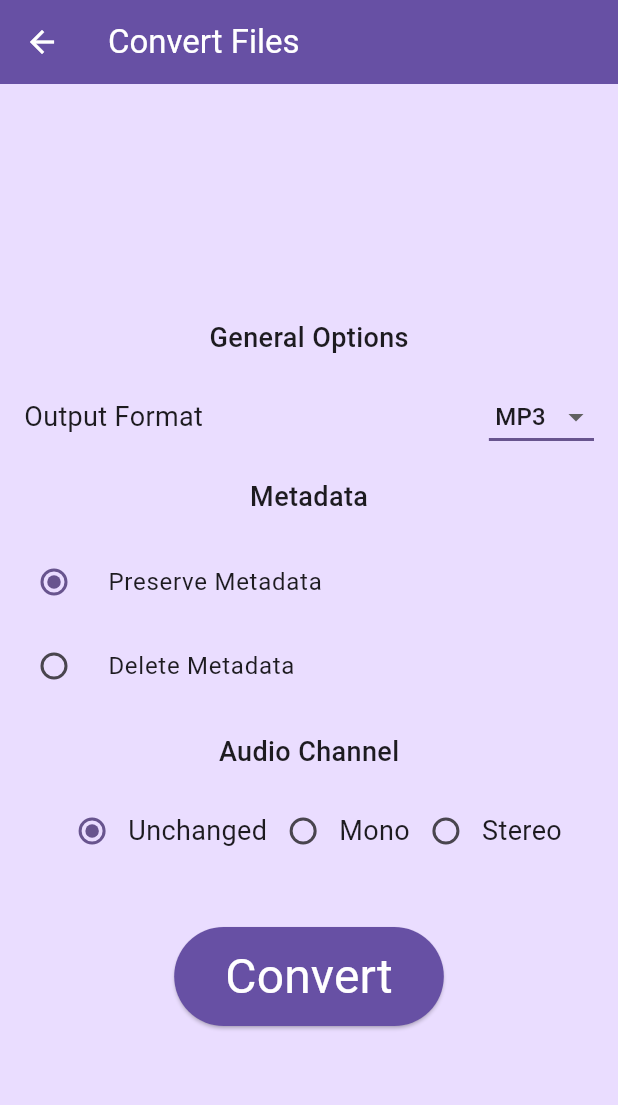
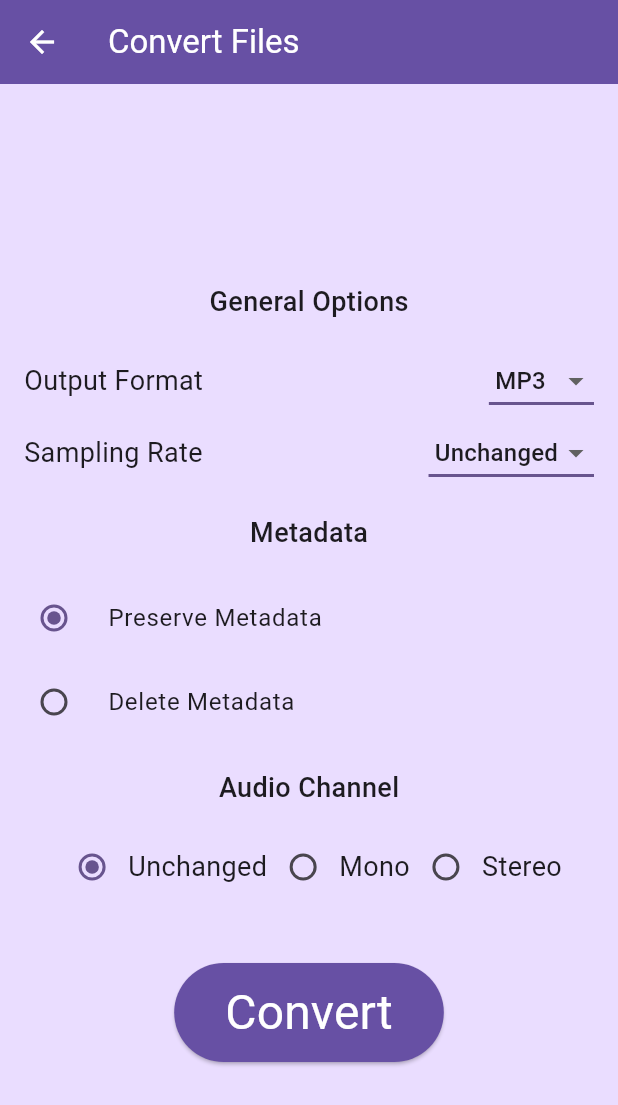
Before and after one commit to mithcs/ShravyaParivartak, a Flutter app: the ConversionPage screen opened directly with empty values, on a phone screen of 412 x 824 dp. Shown: the top 1105 px of the screen. Run offline on Flutter 3.47's test engine with Material 3 defaults, Android fonts, the light colour scheme and no system bars; our stand-ins replace file_picker; missing offline and left inert: ffmpeg_kit_flutter_audio.

Commit message:
Implemented changing sampling rate
and more cleanup!

```diff
--- a/lib/conversion_page.dart
+++ b/lib/conversion_page.dart
@@ -7,19 +7,27 @@ import 'package:ffmpeg_kit_flutter_audio/return_code.dart';
 import 'finished_page.dart';
 import 'utils.dart';
 
-/// ...
+/// Enum representing metadata handling options
+/// - [preserve]: Preserve all the existing metadata
+/// - [delete]: Removes all metadata
 enum Metadata { preserve, delete }
 
-/// ...
+/// Enum representing available audio channel options
+/// - [unchanged]: Keep the audio channel as it is
+/// - [mono]: Convert the audio to mono
+/// - [stereo]: Convert the audio to stereo
 enum AudioChannel { unchanged, mono, stereo }
 
+int _samplingRate = -1;
 String _format = 'mp3';
 AudioChannel _audioChannel = AudioChannel.unchanged;
 Metadata _metadata = Metadata.preserve;
 
 /// Conversion page
 class ConversionPage extends StatelessWidget {
-  const ConversionPage({super.key, required this.files, required this.filesCount});
+  const ConversionPage(
+      {super.key, required this.files, required this.filesCount}
+  );
   final List<PlatformFile> files;
   final int filesCount;
 
@@ -36,7 +44,9 @@ class ConversionPage extends StatelessWidget {
 
 /// Body of conversion page
 class ConversionBody extends StatelessWidget {
-  const ConversionBody({super.key, required this.files, required this.filesCount});
+  const ConversionBody(
+      {super.key, required this.files, required this.filesCount}
+  );
 
   final List<PlatformFile> files;
   final int filesCount;
@@ -56,6 +66,22 @@ class ConversionBody extends StatelessWidget {
       inputs.add('-i');
       inputs.add(files[i].path!);
 
+      // Audio Channel
+      if (_audioChannel == AudioChannel.mono) {
+        outputs.add('-ac');
+        outputs.add('1');
+      } else if (_audioChannel == AudioChannel.stereo) {
+        outputs.add('-ac');
+        outputs.add('2');
+      }
+
+      // Sampling Rate
+      if (_samplingRate != -1) {
+        outputs.add('-ar');
+        outputs.add(_samplingRate.toString());
+      }
+
+      // Metadata Option
       if (_metadata == Metadata.preserve) {
         outputs.add('-map_metadata');
         outputs.add(i.toString());
@@ -64,14 +90,7 @@ class ConversionBody extends StatelessWidget {
         outputs.add('-1');
       }
 
-    if (_audioChannel == AudioChannel.mono) {
-        outputs.add('-ac');
-        outputs.add('1');
-      } else if (_audioChannel == AudioChannel.stereo) {
-        outputs.add('-ac');
-        outputs.add('2');
-      }
-
+      // Map files
       outputs.add('-map');
       outputs.add(i.toString());
       outputs.add('$outputPath.$_format');
@@ -80,6 +99,7 @@ class ConversionBody extends StatelessWidget {
     cmd.addAll(inputs);
     cmd.addAll(outputs);
 
+    print(cmd);
     FFmpegKit.executeWithArgumentsAsync(cmd, (session) async {
       final returnCode = await session.getReturnCode();
       if (!context.mounted) return;
@@ -96,6 +116,7 @@ class ConversionBody extends StatelessWidget {
         );
       } else if (ReturnCode.isCancel(returnCode)) {
         Utilities.showSnackBar(context, 'Operation Cancelled!');
+        print(ReturnCode);
       } else {
         Utilities.showSnackBar(context, 'Operation Failed!');
       }
@@ -144,10 +165,9 @@ class ConversionOptions extends StatelessWidget {
       children: [
         const SectionTitle(title: 'General Options'),
         const FormatDropdown(),
-
+        const SamplingRateDropdown(),
         const SectionTitle(title: 'Metadata'),
         const MetadataRadioButton(),
-
         const SectionTitle(title: 'Audio Channel'),
         const AudioChannelRadioButton(),
       ],
@@ -164,14 +184,11 @@ class SectionTitle extends StatelessWidget {
   Widget build(BuildContext context) {
     return Padding(
         padding: const EdgeInsets.symmetric(vertical: 16),
-      child: Text(
-        title,
+        child: Text(title,
             style: const TextStyle(
               fontSize: 18,
               fontWeight: FontWeight.w500,
-        )
-      )
-    );
+            )));
   }
 }
 
@@ -185,7 +202,26 @@ class FormatDropdown extends StatefulWidget {
 
 /// [STATE] Dropdown to select output format
 class _FormatDropdownState extends State<FormatDropdown> {
-  final formats = ['aac', 'ac3', 'adts', 'aif', 'aifc', 'au', 'caf', 'flac', 'm4a', 'mp2', 'mp3', 'ogg', 'opus', 'ra', 'tta', 'wav', 'wma', 'wv'];
+  final formats = [
+    'aac',
+    'ac3',
+    'adts',
+    'aif',
+    'aifc',
+    'au',
+    'caf',
+    'flac',
+    'm4a',
+    'mp2',
+    'mp3',
+    'ogg',
+    'opus',
+    'ra',
+    'tta',
+    'wav',
+    'wma',
+    'wv'
+  ];
 
   @override
   Widget build(BuildContext context) {
@@ -200,9 +236,7 @@ class _FormatDropdownState extends State<FormatDropdown> {
             value: _format,
             elevation: 16,
             underline: Container(
-              height: 2,
-              color: Theme.of(context).colorScheme.primary
-            ),
+                height: 2, color: Theme.of(context).colorScheme.primary),
             onChanged: (String? value) {
               setState(() {
                 _format = value!;
@@ -313,3 +347,61 @@ class _AudioChannelRadioButtonState extends State<AudioChannelRadioButton> {
     );
   }
 }
+
+/// Dropdown to select sampling rate
+class SamplingRateDropdown extends StatefulWidget {
+  const SamplingRateDropdown({super.key});
+
+  @override
+  State<StatefulWidget> createState() => _SamplingRateDropDownState();
+}
+
+class _SamplingRateDropDownState extends State<SamplingRateDropdown> {
+  /// Set of commonly used audio sampling rates (in Hz)
+  final Set<int> samplingRates = {
+    -1,
+    8000,
+    16000,
+    22000,
+    32000,
+    44100,
+    48000,
+    64000,
+    88200,
+    96000,
+    128000,
+  };
+
+  @override
+  Widget build(BuildContext context) {
+    return Padding(
+      padding: const EdgeInsets.symmetric(horizontal: 16),
+      child: Row(
+        mainAxisAlignment: MainAxisAlignment.spaceBetween,
+        spacing: 36,
+        children: [
+          Text('Sampling Rate', style: TextStyle(fontSize: 18)),
+          DropdownButton(
+            value: _samplingRate,
+            elevation: 16,
+            underline: Container(
+              height: 2,
+              color: Theme.of(context).colorScheme.primary,
+            ),
+            onChanged: (int? value) {
+              setState(() {
+                _samplingRate = value!;
+              });
+            },
+            items: samplingRates.map((int value) {
+              return DropdownMenuItem(
+                value: value,
+                child: Text(value == -1 ? ' Unchanged' : ' ${value / 1000}k'),
+              );
+            }).toList(),
+          ),
+        ],
+      ),
+    );
+  }
+}
```
Lines whose indentation alone changed are shown as unchanged.
